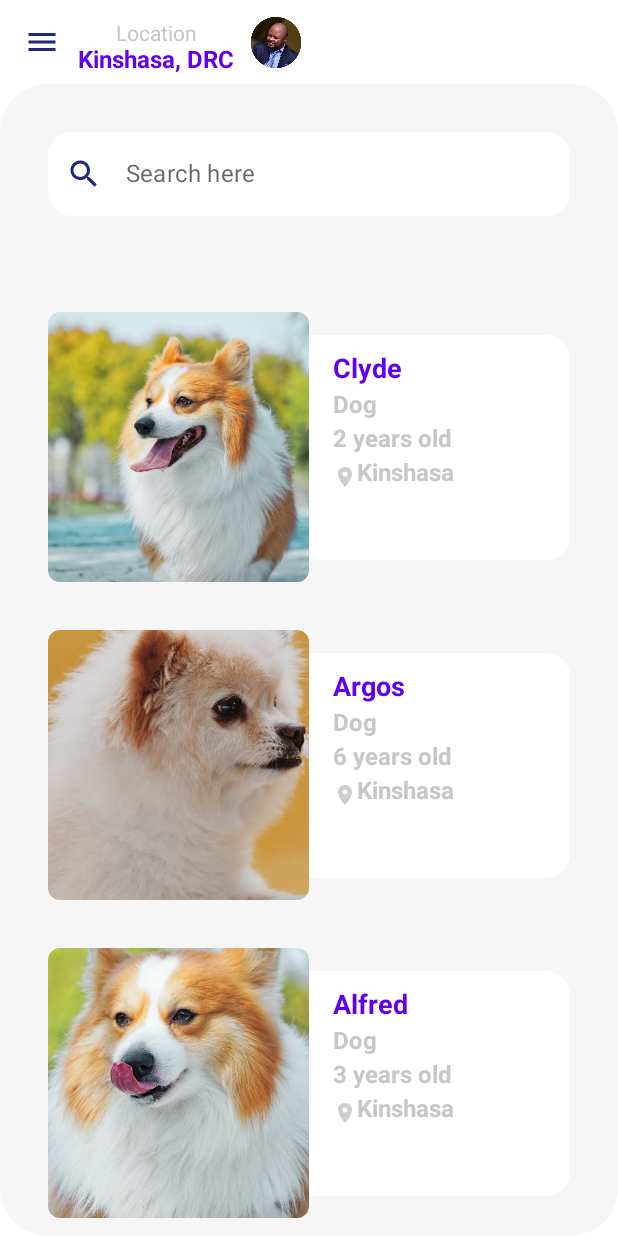
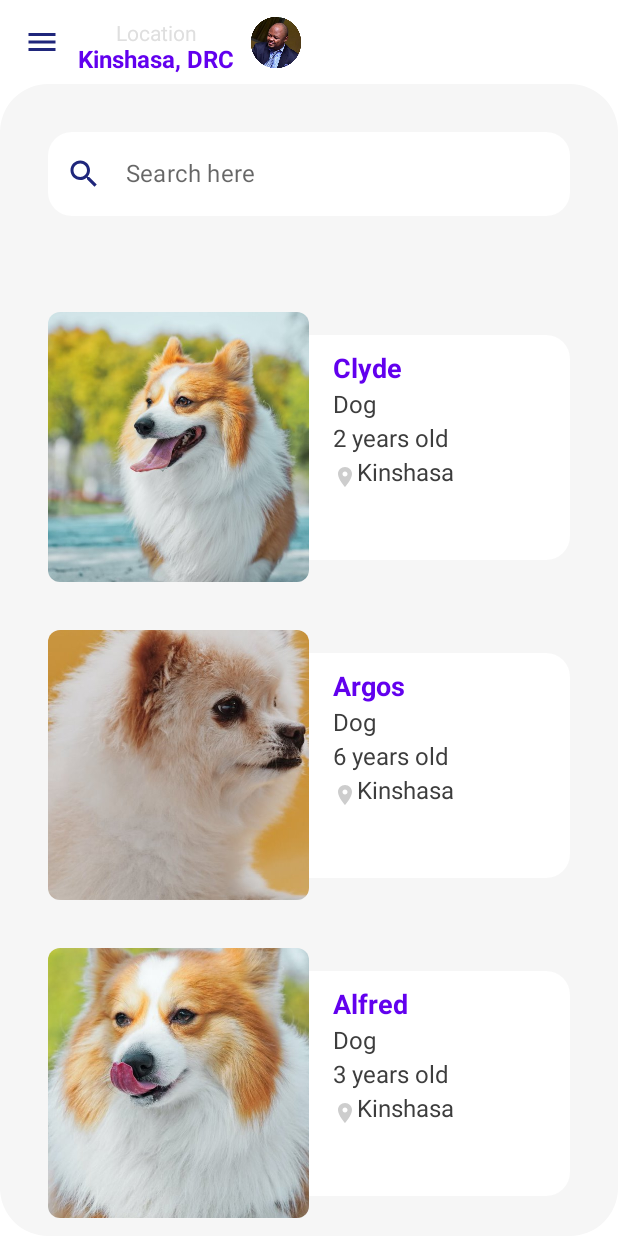
Before and after one commit to bashizip/les-mignons, an Android app built with Jetpack Compose: the screen it shows after launch (MainActivity), on a phone screen of 412 x 824 dp. Run offline under Robolectric (Android 15) with nearby library versions, the phone set to English and light mode, and no system bars.

```diff
--- a/app/src/main/AndroidManifest.xml
+++ b/app/src/main/AndroidManifest.xml
@@ -16,7 +16,7 @@
         <activity
             android:name=".MainActivity"
             android:label="@string/app_name"
-            android:theme="@style/Theme.AndroidDevChallenge.NoActionBar">
+            android:theme="@style/Theme.AndroidDevChallenge.NoActionBarTransparentStatus">
             <intent-filter>
                 <action android:name="android.intent.action.MAIN" />
 
--- a/app/src/main/java/com/example/androiddevchallenge/MainActivity.kt
+++ b/app/src/main/java/com/example/androiddevchallenge/MainActivity.kt
@@ -234,15 +234,15 @@ class MainActivity : AppCompatActivity() {
                 Text(
                     text = mignon.type,
                     style = typography.body1,
-                    fontWeight = FontWeight.Bold,
-                    color = colorResource(id = R.color.gray_lighter),
+                    //fontWeight = FontWeight.Bold,
+                    color = colorResource(id = R.color.gray_dark),
                     modifier = Modifier.padding(top = 4.dp)
                 )
                 Text(
                     text = "${mignon.age} years old",
                     style = typography.body1,
-                    fontWeight = FontWeight.Bold,
-                    color = colorResource(id = R.color.gray_lighter),
+                    //fontWeight = FontWeight.Bold,
+                    color = colorResource(id = R.color.gray_dark),
                     modifier = Modifier.padding(top = 4.dp)
                 )
                 Row() {
@@ -256,8 +256,8 @@ class MainActivity : AppCompatActivity() {
                         style = typography.body1,
                         maxLines = 1,
                         overflow = TextOverflow.Ellipsis,
-                        fontWeight = FontWeight.Bold,
-                        color = colorResource(id = R.color.gray_lighter),
+                       // fontWeight = FontWeight.Bold,
+                        color = colorResource(id = R.color.gray_dark),
                         modifier = Modifier.padding(top = 4.dp, bottom = 8.dp)
                     )
                 }
--- /dev/null
+++ b/app/src/main/res/drawable/ic_baseline_favorite_border_24.xml
@@ -0,0 +1,5 @@
+<vector android:height="24dp" android:tint="#FFFFFF"
+    android:viewportHeight="24" android:viewportWidth="24"
+    android:width="24dp" xmlns:android="http://schemas.android.com/apk/res/android">
+    <path android:fillColor="@android:color/white" android:pathData="M16.5,3c-1.74,0 -3.41,0.81 -4.5,2.09C10.91,3.81 9.24,3 7.5,3 4.42,3 2,5.42 2,8.5c0,3.78 3.4,6.86 8.55,11.54L12,21.35l1.45,-1.32C18.6,15.36 22,12.28 22,8.5 22,5.42 19.58,3 16.5,3zM12.1,18.55l-0.1,0.1 -0.1,-0.1C7.14,14.24 4,11.39 4,8.5 4,6.5 5.5,5 7.5,5c1.54,0 3.04,0.99 3.57,2.36h1.87C13.46,5.99 14.96,5 16.5,5c2,0 3.5,1.5 3.5,3.5 0,2.89 -3.14,5.74 -7.9,10.05z"/>
+</vector>
--- a/app/src/main/res/values/colors.xml
+++ b/app/src/main/res/values/colors.xml
@@ -1,5 +1,4 @@
-<?xml version="1.0" encoding="utf-8"?>
-<!--
+<?xml version="1.0" encoding="utf-8"?><!--
   Copyright 2020 The Android Open Source Project
   Licensed under the Apache License, Version 2.0 (the "License"); you may not use this file except
   in compliance with the License. You may obtain a copy of the License at
@@ -15,7 +14,7 @@
     <color name="jacksons_purple_200">#554eab</color>
     <color name="jacksons_purple_500">#1f267b</color>
     <color name="jacksons_purple_700">#00004e</color>
-    <color name="matrix_200">#e69198</color>
+    <color name="matrix_200">#EF6D9D</color>
     <color name="matrix_500">#b2626a</color>
     <color name="matrix_700">#80353f</color>
     <color name="white">#ffffff</color>
@@ -26,5 +25,6 @@
     <color name="domino">#997B60</color>
     <color name="mystic">#DFE8EA</color>
     <color name="gray_light">#F6F6F6</color>
-    <color name="gray_lighter">#C7C7CA</color>
+    <color name="gray_lighter">#DFDFDF</color>
+    <color name="gray_dark">#3d3d3d</color>
 </resources>
--- a/app/src/main/res/values/strings.xml
+++ b/app/src/main/res/values/strings.xml
@@ -12,4 +12,5 @@
     <string name="app_name">AndroidDevChallenge</string>
     <string name="title_activity_main2">MainActivity2</string>
     <string name="title_activity_migon_details">MigonDetails</string>
+    <string name="lorem_ipsum">Lorem ipsum dolor sit amet, consectetur adipiscing elit. Donec eget sagittis diam, vitae aliquet mauris. Suspendisse laoreet eros et leo ultricies eleifend. Duis imperdiet at nunc porttitor fringilla. Ut feugiat sit amet justo ut efficitur. Aliquam mattis ex eu metus rhoncus, non tempor sapien pharetra. Pellentesque et sapien libero. Cras suscipit velit ut justo cursus hendrerit. Pellentesque malesuada purus nunc, a mattis urna dignissim vel.</string>
 </resources>
--- a/app/src/main/res/values/themes.xml
+++ b/app/src/main/res/values/themes.xml
@@ -31,6 +31,12 @@
         <item name="android:statusBarColor">@color/gray_lighter</item>
     </style>
 
+    <style name="Theme.AndroidDevChallenge.NoActionBarTransparentStatus">
+        <item name="windowActionBar">false</item>
+        <item name="windowNoTitle">true</item>
+        <item name="android:statusBarColor">@android:color/transparent</item>
+    </style>
+
     <style name="Theme.AndroidDevChallenge.AppBarOverlay" parent="ThemeOverlay.AppCompat.Dark.ActionBar" />
 
     <style name="Theme.AndroidDevChallenge.PopupOverlay" parent="ThemeOverlay.AppCompat.Light" />
```
Also changed, not shown: app/src/main/java/com/example/androiddevchallenge/MignonDetails.kt (+170 -5 lines).
